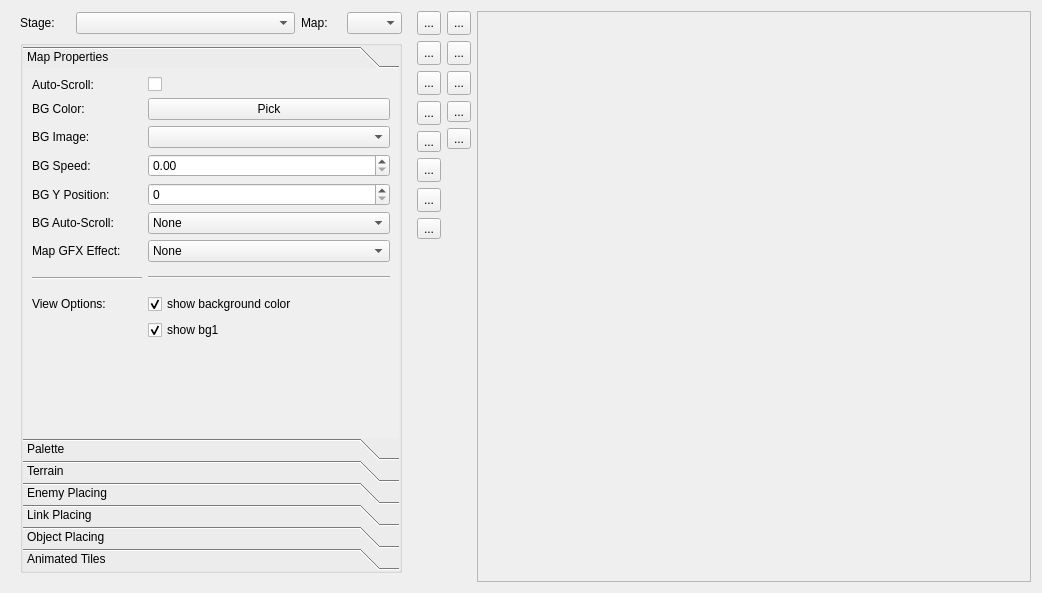
This is editor/mainwindow_tab/map_tab.ui in protoman/rockbot as Qt 5 draws it before an edit. The edited form follows.
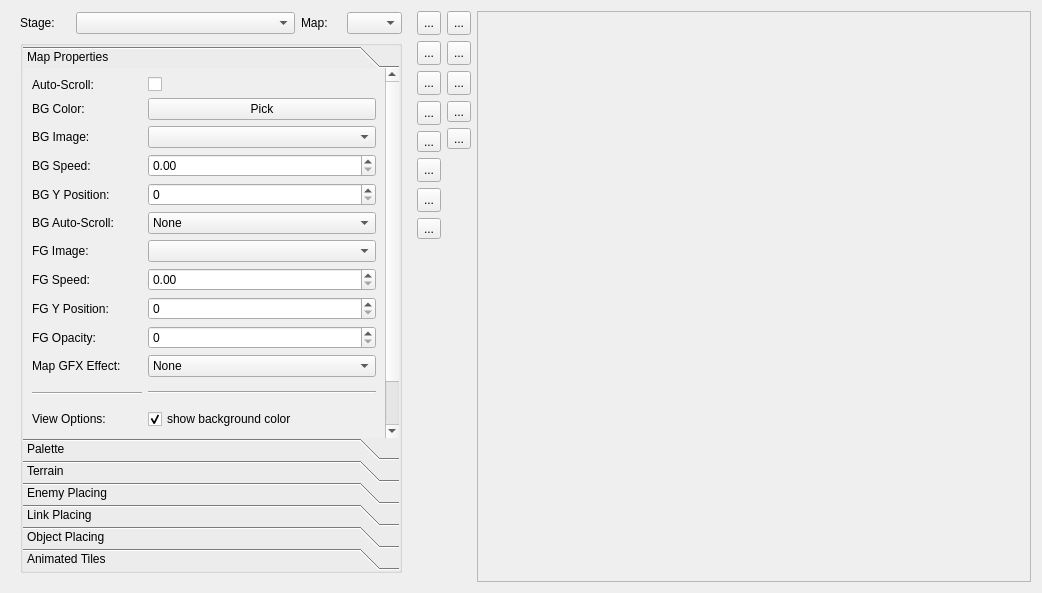
This is the edited form. The open tabs and pages were chosen to show the change. Icons and pictures are not drawn. Custom widgets are drawn as their Qt base class.

Commit message: - adicionar opção performance mode     OK # HIGH: habilita background2 (que vira foreground)     OK # HIGH: tiles de água ganham uma transparência azul por cima     OK # LOW: desabilita background com autoscroll     OK # LOW: target FPS setado para 30, velocidade de movimento x2 (criar global) - fazer valkyrie ir no chão para soltar raio

The edit to the form file:
```diff
--- a/editor/mainwindow_tab/map_tab.ui
+++ b/editor/mainwindow_tab/map_tab.ui
@@ -135,7 +135,7 @@
             <enum>QFrame::NoFrame</enum>
            </property>
            <property name="currentIndex">
-            <number>1</number>
+            <number>0</number>
            </property>
            <property name="tabSpacing">
             <number>0</number>
@@ -145,8 +145,8 @@
              <rect>
               <x>0</x>
               <y>0</y>
-              <width>324</width>
-              <height>327</height>
+              <width>362</width>
+              <height>424</height>
              </rect>
             </property>
             <attribute name="label">
@@ -155,7 +155,47 @@
             <layout class="QVBoxLayout" name="verticalLayout_11">
              <item>
               <layout class="QGridLayout" name="gridLayout_13">
-               <item row="6" column="1">
+               <item row="3" column="2">
+                <widget class="QDoubleSpinBox" name="bg1_speed">
+                 <property name="minimum">
+                  <double>0.000000000000000</double>
+                 </property>
+                 <property name="maximum">
+                  <double>4.000000000000000</double>
+                 </property>
+                 <property name="singleStep">
+                  <double>0.100000000000000</double>
+                 </property>
+                </widget>
+               </item>
+               <item row="0" column="2">
+                <widget class="QCheckBox" name="mapAutoScroll_checkBox">
+                 <property name="text">
+                  <string/>
+                 </property>
+                </widget>
+               </item>
+               <item row="13" column="2">
+                <widget class="QCheckBox" name="checkBox">
+                 <property name="text">
+                  <string>show background color</string>
+                 </property>
+                 <property name="checked">
+                  <bool>true</bool>
+                 </property>
+                </widget>
+               </item>
+               <item row="7" column="2">
+                <widget class="QDoubleSpinBox" name="fg_speed_doubleSpinBox">
+                 <property name="maximum">
+                  <double>4.000000000000000</double>
+                 </property>
+                 <property name="singleStep">
+                  <double>0.100000000000000</double>
+                 </property>
+                </widget>
+               </item>
+               <item row="10" column="2">
                 <widget class="QComboBox" name="mapGFX_comboBox">
                  <item>
                   <property name="text">
@@ -194,23 +234,17 @@
                  </item>
                 </widget>
                </item>
-               <item row="4" column="0">
-                <widget class="QLabel" name="label_56">
+               <item row="2" column="0">
+                <widget class="QLabel" name="label_52">
                  <property name="text">
-                  <string>BG Y Position:</string>
+                  <string>BG Image:</string>
                  </property>
                 </widget>
                </item>
-               <item row="8" column="0">
-                <widget class="Line" name="line">
-                 <property name="minimumSize">
-                  <size>
-                   <width>0</width>
-                   <height>20</height>
-                  </size>
-                 </property>
-                 <property name="orientation">
-                  <enum>Qt::Horizontal</enum>
+               <item row="13" column="0">
+                <widget class="QLabel" name="label_15">
+                 <property name="text">
+                  <string>View Options:</string>
                  </property>
                 </widget>
                </item>
@@ -221,64 +255,6 @@
                  </property>
                 </widget>
                </item>
-               <item row="6" column="0">
-                <widget class="QLabel" name="label_14">
-                 <property name="text">
-                  <string>Map GFX Effect:</string>
-                 </property>
-                </widget>
-               </item>
-               <item row="8" column="1">
-                <widget class="Line" name="line_2">
-                 <property name="orientation">
-                  <enum>Qt::Horizontal</enum>
-                 </property>
-                </widget>
-               </item>
-               <item row="5" column="1">
-                <widget class="QComboBox" name="autoScrollBG1_mode">
-                 <item>
-                  <property name="text">
-                   <string>None</string>
-                  </property>
-                 </item>
-                 <item>
-                  <property name="text">
-                   <string>Up</string>
-                  </property>
-                 </item>
-                 <item>
-                  <property name="text">
-                   <string>Down</string>
-                  </property>
-                 </item>
-                 <item>
-                  <property name="text">
-                   <string>Left</string>
-                  </property>
-                 </item>
-                 <item>
-                  <property name="text">
-                   <string>Right</string>
-                  </property>
-                 </item>
-                 <item>
-                  <property name="text">
-                   <string>Diagonal TBD</string>
-                  </property>
-                 </item>
-                </widget>
-               </item>
-               <item row="9" column="1">
-                <widget class="QCheckBox" name="checkBox">
-                 <property name="text">
-                  <string>show background color</string>
-                 </property>
-                 <property name="checked">
-                  <bool>true</bool>
-                 </property>
-                </widget>
-               </item>
                <item row="5" column="0">
                 <widget class="QLabel" name="label_16">
                  <property name="text">
@@ -286,34 +262,27 @@
                  </property>
                 </widget>
                </item>
-               <item row="2" column="1">
-                <widget class="QComboBox" name="bg1_filename"/>
-               </item>
-               <item row="2" column="0">
-                <widget class="QLabel" name="label_52">
-                 <property name="text">
-                  <string>BG Image:</string>
+               <item row="4" column="2">
+                <widget class="QSpinBox" name="bg1_y_pos">
+                 <property name="maximum">
+                  <number>999</number>
                  </property>
                 </widget>
                </item>
-               <item row="10" column="1">
-                <widget class="QCheckBox" name="checkBox_2">
-                 <property name="text">
-                  <string>show bg1</string>
+               <item row="12" column="0">
+                <widget class="Line" name="line">
+                 <property name="minimumSize">
+                  <size>
+                   <width>0</width>
+                   <height>20</height>
+                  </size>
                  </property>
-                 <property name="checked">
-                  <bool>true</bool>
+                 <property name="orientation">
+                  <enum>Qt::Horizontal</enum>
                  </property>
                 </widget>
                </item>
-               <item row="1" column="1">
-                <widget class="QPushButton" name="bg_color_pick">
-                 <property name="text">
-                  <string>Pick</string>
-                 </property>
-                </widget>
-               </item>
-               <item row="11" column="0">
+               <item row="15" column="0">
                 <spacer name="verticalSpacer_5">
                  <property name="orientation">
                   <enum>Qt::Vertical</enum>
@@ -326,44 +295,10 @@
                  </property>
                 </spacer>
                </item>
-               <item row="3" column="0">
-                <widget class="QLabel" name="label_61">
+               <item row="8" column="0">
+                <widget class="QLabel" name="label_9">
                  <property name="text">
-                  <string>BG Speed:</string>
-                 </property>
-                </widget>
-               </item>
-               <item row="3" column="1">
-                <widget class="QDoubleSpinBox" name="bg1_speed">
-                 <property name="minimum">
-                  <double>0.000000000000000</double>
-                 </property>
-                 <property name="maximum">
-                  <double>4.000000000000000</double>
-                 </property>
-                 <property name="singleStep">
-                  <double>0.100000000000000</double>
-                 </property>
-                </widget>
-               </item>
-               <item row="9" column="0">
-                <widget class="QLabel" name="label_15">
-                 <property name="text">
-                  <string>View Options:</string>
-                 </property>
-                </widget>
-               </item>
-               <item row="4" column="1">
-                <widget class="QSpinBox" name="bg1_y_pos">
-                 <property name="maximum">
-                  <number>999</number>
-                 </property>
-                </widget>
-               </item>
-               <item row="0" column="1">
-                <widget class="QCheckBox" name="mapAutoScroll_checkBox">
-                 <property name="text">
-                  <string/>
+                  <string>FG Y Position:</string>
                  </property>
                 </widget>
                </item>
@@ -380,6 +315,136 @@
                  </property>
                 </widget>
                </item>
+               <item row="12" column="2">
+                <widget class="Line" name="line_2">
+                 <property name="orientation">
+                  <enum>Qt::Horizontal</enum>
+                 </property>
+                </widget>
+               </item>
+               <item row="2" column="2">
+                <widget class="QComboBox" name="bg1_filename"/>
+               </item>
+               <item row="6" column="0">
+                <widget class="QLabel" name="label_6">
+                 <property name="text">
+                  <string>FG Image:</string>
+                 </property>
+                </widget>
+               </item>
+               <item row="7" column="0">
+                <widget class="QLabel" name="label_8">
+                 <property name="text">
+                  <string>FG Speed:</string>
+                 </property>
+                </widget>
+               </item>
+               <item row="15" column="2">
+                <widget class="QCheckBox" name="fg_show_checkBox">
+                 <property name="text">
+                  <string>show foreground image</string>
+                 </property>
+                 <property name="checked">
+                  <bool>true</bool>
+                 </property>
+                </widget>
+               </item>
+               <item row="8" column="2">
+                <widget class="QSpinBox" name="fg_position_spinBox">
+                 <property name="maximum">
+                  <number>320</number>
+                 </property>
+                </widget>
+               </item>
+               <item row="6" column="2">
+                <widget class="QComboBox" name="fb_image_comboBox"/>
+               </item>
+               <item row="14" column="2">
+                <widget class="QCheckBox" name="checkBox_2">
+                 <property name="text">
+                  <string>show background image</string>
+                 </property>
+                 <property name="checked">
+                  <bool>true</bool>
+                 </property>
+                </widget>
+               </item>
+               <item row="3" column="0">
+                <widget class="QLabel" name="label_61">
+                 <property name="text">
+                  <string>BG Speed:</string>
+                 </property>
+                </widget>
+               </item>
+               <item row="5" column="2">
+                <widget class="QComboBox" name="autoScrollBG1_mode">
+                 <item>
+                  <property name="text">
+                   <string>None</string>
+                  </property>
+                 </item>
+                 <item>
+                  <property name="text">
+                   <string>Up</string>
+                  </property>
+                 </item>
+                 <item>
+                  <property name="text">
+                   <string>Down</string>
+                  </property>
+                 </item>
+                 <item>
+                  <property name="text">
+                   <string>Left</string>
+                  </property>
+                 </item>
+                 <item>
+                  <property name="text">
+                   <string>Right</string>
+                  </property>
+                 </item>
+                 <item>
+                  <property name="text">
+                   <string>Diagonal TBD</string>
+                  </property>
+                 </item>
+                </widget>
+               </item>
+               <item row="4" column="0">
+                <widget class="QLabel" name="label_56">
+                 <property name="text">
+                  <string>BG Y Position:</string>
+                 </property>
+                </widget>
+               </item>
+               <item row="10" column="0">
+                <widget class="QLabel" name="label_14">
+                 <property name="text">
+                  <string>Map GFX Effect:</string>
+                 </property>
+                </widget>
+               </item>
+               <item row="1" column="2">
+                <widget class="QPushButton" name="bg_color_pick">
+                 <property name="text">
+                  <string>Pick</string>
+                 </property>
+                </widget>
+               </item>
+               <item row="9" column="0">
+                <widget class="QLabel" name="label_17">
+                 <property name="text">
+                  <string>FG Opacity:</string>
+                 </property>
+                </widget>
+               </item>
+               <item row="9" column="2">
+                <widget class="QSpinBox" name="fg_opacity_spinBox">
+                 <property name="maximum">
+                  <number>100</number>
+                 </property>
+                </widget>
+               </item>
               </layout>
              </item>
             </layout>
@@ -389,8 +454,8 @@
              <rect>
               <x>0</x>
               <y>0</y>
-              <width>374</width>
-              <height>337</height>
+              <width>228</width>
+              <height>166</height>
              </rect>
             </property>
             <attribute name="label">
@@ -514,8 +579,8 @@
              <rect>
               <x>0</x>
               <y>0</y>
-              <width>96</width>
-              <height>96</height>
+              <width>98</width>
+              <height>88</height>
              </rect>
             </property>
             <attribute name="label">
@@ -659,8 +724,8 @@
              <rect>
               <x>0</x>
               <y>0</y>
-              <width>158</width>
-              <height>121</height>
+              <width>146</width>
+              <height>112</height>
              </rect>
             </property>
             <attribute name="label">
@@ -742,8 +807,8 @@
              <rect>
               <x>0</x>
               <y>0</y>
-              <width>374</width>
-              <height>337</height>
+              <width>98</width>
+              <height>28</height>
              </rect>
             </property>
             <attribute name="label">
@@ -852,8 +917,8 @@
              <rect>
               <x>0</x>
               <y>0</y>
-              <width>158</width>
-              <height>131</height>
+              <width>146</width>
+              <height>118</height>
              </rect>
             </property>
             <attribute name="label">
@@ -905,8 +970,8 @@
              <rect>
               <x>0</x>
               <y>0</y>
-              <width>96</width>
-              <height>102</height>
+              <width>98</width>
+              <height>94</height>
              </rect>
             </property>
             <attribute name="label">
@@ -923,8 +988,8 @@
                  <rect>
                   <x>0</x>
                   <y>0</y>
-                  <width>76</width>
-                  <height>76</height>
+                  <width>98</width>
+                  <height>28</height>
                  </rect>
                 </property>
                 <widget class="animTilePalette" name="animTilePaletteWidget" native="true">
```
The commit also changes 32 other files.
